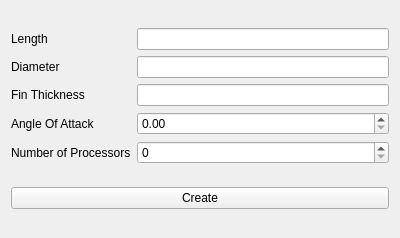
Old version of the form Resources/ui/DialogCFD.ui in the repository davesrocketshop/Rocket.
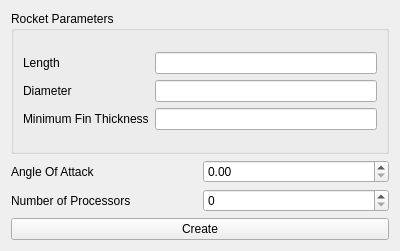
New version of the form. Custom widgets are drawn as their Qt base class.

Commit message: CFD Dialog tweaks

Patch:
```diff
--- a/Resources/ui/DialogCFD.ui
+++ b/Resources/ui/DialogCFD.ui
@@ -7,7 +7,7 @@
     <x>0</x>
     <y>0</y>
     <width>400</width>
-    <height>238</height>
+    <height>251</height>
    </rect>
   </property>
   <property name="windowTitle">
@@ -15,7 +15,33 @@
   </property>
   <layout class="QVBoxLayout" name="verticalLayout">
    <item>
-    <layout class="QGridLayout" name="gridLayout_2">
+    <widget class="QGroupBox" name="groupBox">
+     <property name="title">
+      <string>Rocket Parameters</string>
+     </property>
+     <layout class="QVBoxLayout" name="verticalLayout_2">
+      <item>
+       <layout class="QGridLayout" name="gridLayout">
+        <item row="1" column="1">
+         <widget class="Gui::InputField" name="inputDiameter">
+          <property name="toolTip">
+           <string>Main body diameter</string>
+          </property>
+          <property name="readOnly">
+           <bool>true</bool>
+          </property>
+          <property name="unit" stdset="0">
+           <string notr="true"/>
+          </property>
+         </widget>
+        </item>
+        <item row="2" column="0">
+         <widget class="QLabel" name="label_4">
+          <property name="text">
+           <string>Minimum Fin Thickness</string>
+          </property>
+         </widget>
+        </item>
      <item row="2" column="1">
       <widget class="Gui::InputField" name="inputFinThickness">
        <property name="toolTip">
@@ -29,10 +55,10 @@
        </property>
       </widget>
      </item>
-     <item row="4" column="0">
-      <widget class="QLabel" name="label_5">
+        <item row="0" column="0">
+         <widget class="QLabel" name="label_2">
        <property name="text">
-        <string>Number of Processors</string>
+           <string>Length</string>
        </property>
       </widget>
      </item>
@@ -49,16 +75,6 @@
        </property>
       </widget>
      </item>
-     <item row="4" column="1">
-      <widget class="Gui::IntSpinBox" name="spinNproc">
-       <property name="toolTip">
-        <string>Number of processors to use during CFD simulation</string>
-       </property>
-       <property name="maximum">
-        <number>9999</number>
-       </property>
-      </widget>
-     </item>
      <item row="1" column="0">
       <widget class="QLabel" name="label_3">
        <property name="text">
@@ -66,7 +82,21 @@
        </property>
       </widget>
      </item>
-     <item row="3" column="1">
+       </layout>
+      </item>
+     </layout>
+    </widget>
+   </item>
+   <item>
+    <layout class="QGridLayout" name="gridLayout_2">
+     <item row="0" column="0">
+      <widget class="QLabel" name="label_6">
+       <property name="text">
+        <string>Angle Of Attack</string>
+       </property>
+      </widget>
+     </item>
+     <item row="0" column="1">
       <widget class="Gui::DoubleSpinBox" name="spinAOA">
        <property name="toolTip">
         <string>Angle to the direction of travel</string>
@@ -79,37 +109,20 @@
        </property>
       </widget>
      </item>
-     <item row="3" column="0">
-      <widget class="QLabel" name="label_6">
+     <item row="1" column="0">
+      <widget class="QLabel" name="label_5">
        <property name="text">
-        <string>Angle Of Attack</string>
+        <string>Number of Processors</string>
        </property>
       </widget>
      </item>
      <item row="1" column="1">
-      <widget class="Gui::InputField" name="inputDiameter">
+      <widget class="Gui::IntSpinBox" name="spinNproc">
        <property name="toolTip">
         <string>Main body diameter</string>
        </property>
-       <property name="readOnly">
-        <bool>true</bool>
-       </property>
-       <property name="unit" stdset="0">
-        <string notr="true"/>
-       </property>
-      </widget>
-     </item>
-     <item row="0" column="0">
-      <widget class="QLabel" name="label_2">
-       <property name="text">
-        <string>Length</string>
-       </property>
-      </widget>
-     </item>
-     <item row="2" column="0">
-      <widget class="QLabel" name="label_4">
-       <property name="text">
-        <string>Fin Thickness</string>
+       <property name="maximum">
+        <number>9999</number>
        </property>
       </widget>
      </item>
```
Left out of the diff: 4 changed lines with no effect on the pictures. Lines whose indentation alone changed are shown as unchanged.
